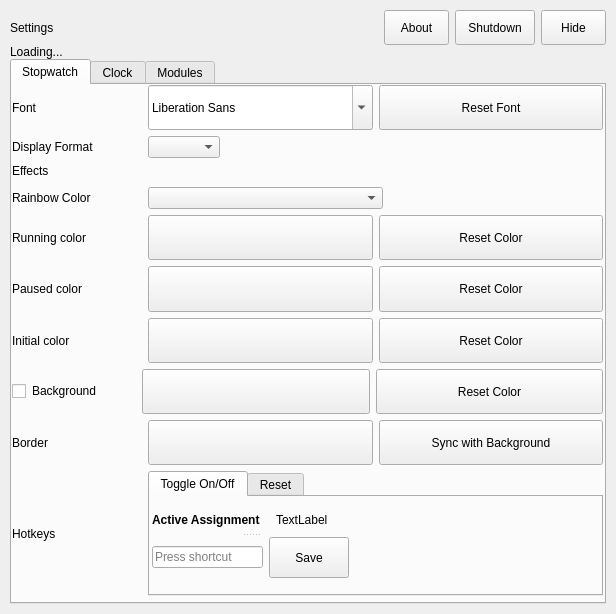
Qt form stopwatchinteractiveeditor.ui (Bo0sted/phasmophobia-stopwatch-timer) before a commit.
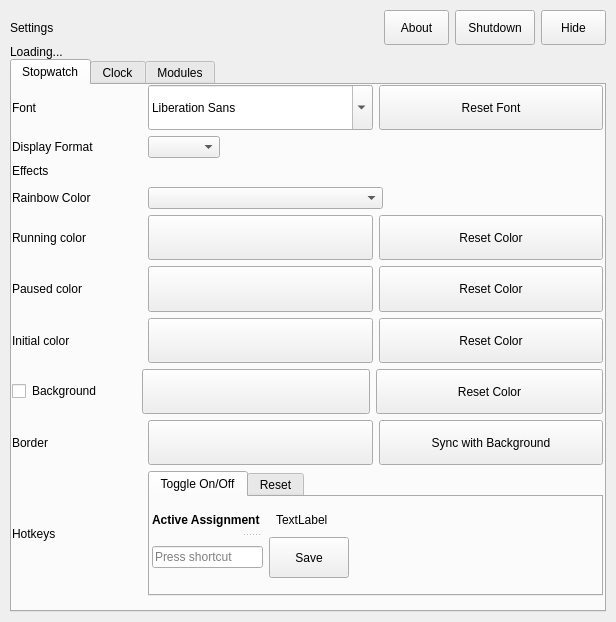
The same form after that commit.

```diff
--- a/stopwatchinteractiveeditor.ui
+++ b/stopwatchinteractiveeditor.ui
@@ -7,7 +7,7 @@
     <x>0</x>
     <y>0</y>
     <width>616</width>
-    <height>614</height>
+    <height>622</height>
    </rect>
   </property>
   <property name="sizePolicy">
```
